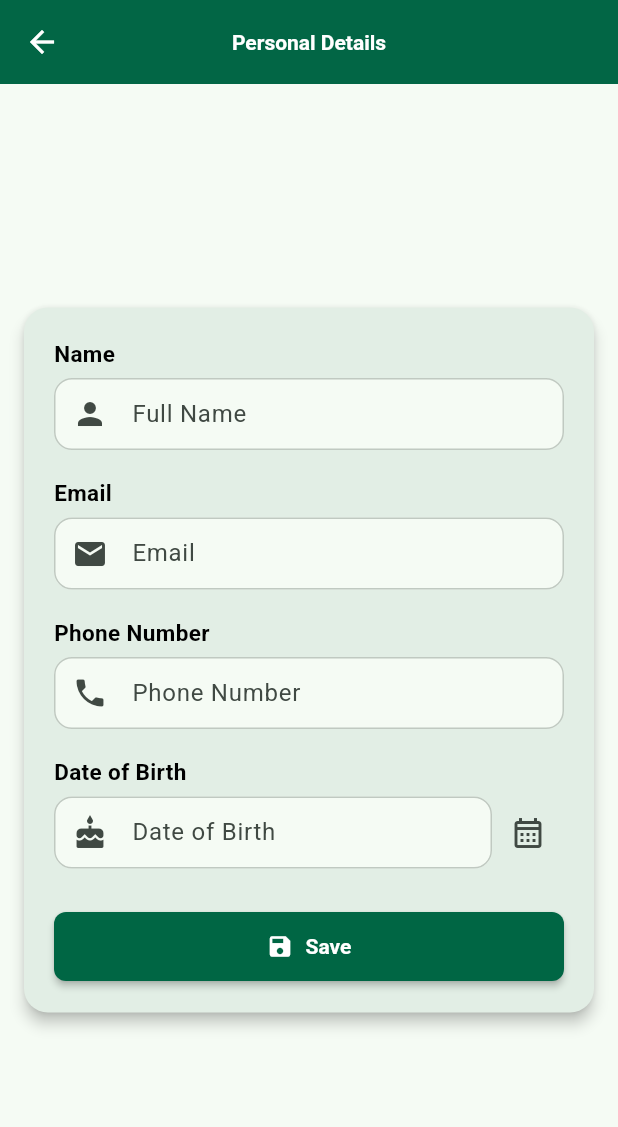
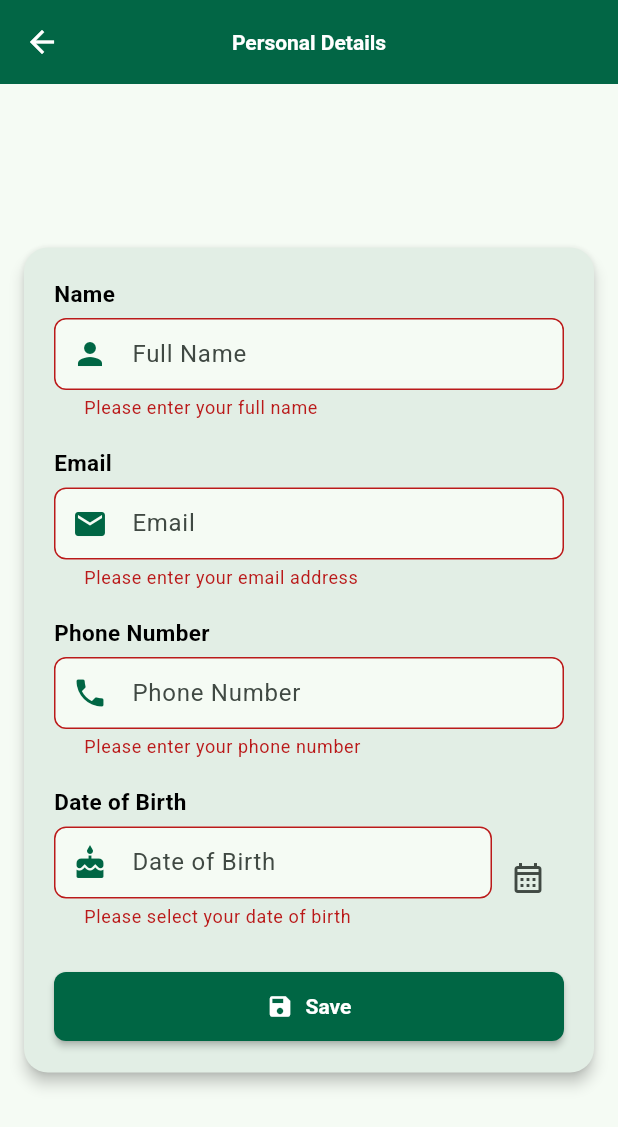
Before and after one commit to nethmipalliyaguruge/StuddyBuddy-Mobile-Application, a Flutter app: the PersonalDetailsScreen screen opened directly, after a tap on "Save", on a phone screen of 412 x 824 dp. Shown: the top 1127 px of the screen. Run offline on Flutter 3.47's test engine with Material 3 defaults, Android fonts, the phone set to English and light mode, and no system bars.

Commit message:
Added form validation to  PersonalDetailsScreen

```diff
--- a/lib/screens/HomeScreen.dart
+++ b/lib/screens/HomeScreen.dart
@@ -362,12 +362,6 @@ class HomePage extends StatelessWidget {
     required double rating,
   }) {
     return GestureDetector(
-      onTap: () {
-        Navigator.push(
-          context,
-          MaterialPageRoute(builder: (context) => const NoteDetailPage()),
-        );
-      },
       child: Container(
         width: 160,
         margin: const EdgeInsets.only(right: 12),
@@ -469,7 +463,10 @@ class HomePage extends StatelessWidget {
             ),
             TextButton(
               onPressed: () {
-                // Navigate to explore tab
+                Navigator.push(
+                  context,
+                  MaterialPageRoute(builder: (context) => const ExplorePage()),
+                );
               },
               child: const Text('View All'),
             ),
--- a/lib/screens/PersonalDetailsScreen.dart
+++ b/lib/screens/PersonalDetailsScreen.dart
@@ -10,11 +10,18 @@ class PersonalDetailsScreen extends StatefulWidget {
 }
 
 class _PersonalDetailsScreenState extends State<PersonalDetailsScreen> {
-  final TextEditingController _dobController = TextEditingController();
+  final _formKey = GlobalKey<FormState>();
+  final TextEditingController nameController = TextEditingController();
+  final TextEditingController emailController = TextEditingController();
+  final TextEditingController phoneController = TextEditingController();
+  final TextEditingController dobController = TextEditingController();
 
   @override
   void dispose() {
-    _dobController.dispose();
+    nameController.dispose();
+    emailController.dispose();
+    phoneController.dispose();
+    dobController.dispose();
     super.dispose();
   }
 
@@ -36,6 +43,8 @@ class _PersonalDetailsScreenState extends State<PersonalDetailsScreen> {
             margin: const EdgeInsets.symmetric(horizontal: 16, vertical: 24),
             child: Padding(
               padding: const EdgeInsets.all(20.0),
+              child: Form(
+                key: _formKey,
                 child: Column(
                   crossAxisAlignment: CrossAxisAlignment.start,
                   children: [
@@ -43,15 +52,26 @@ class _PersonalDetailsScreenState extends State<PersonalDetailsScreen> {
                     buildTextField(
                       labelText: 'Full Name',
                       prefixIcon: Icons.person,
+                      controller: nameController,
+                      validator: validateName,
                     ),
                     const SizedBox(height: 18),
                     buildLabel('Email'),
-                  buildTextField(labelText: 'Email', prefixIcon: Icons.email),
+                    buildTextField(
+                      labelText: 'Email',
+                      prefixIcon: Icons.email,
+                      controller: emailController,
+                      validator: validateEmail,
+                      keyboardType: TextInputType.emailAddress,
+                    ),
                     const SizedBox(height: 18),
                     buildLabel('Phone Number'),
                     buildTextField(
                       labelText: 'Phone Number',
                       prefixIcon: Icons.phone,
+                      controller: phoneController,
+                      validator: validatePhone,
+                      keyboardType: TextInputType.phone,
                     ),
                     const SizedBox(height: 18),
                     buildLabel('Date of Birth'),
@@ -61,9 +81,15 @@ class _PersonalDetailsScreenState extends State<PersonalDetailsScreen> {
                           child: buildTextField(
                             labelText: 'Date of Birth',
                             prefixIcon: Icons.cake,
-                          controller: _dobController,
+                            controller: dobController,
                             readOnly: true,
                             hintText: 'dd/mm/yyyy',
+                            validator: (value) {
+                              if (value == null || value.trim().isEmpty) {
+                                return 'Please select your date of birth';
+                              }
+                              return null;
+                            },
                           ),
                         ),
                         IconButton(
@@ -77,7 +103,7 @@ class _PersonalDetailsScreenState extends State<PersonalDetailsScreen> {
                             );
                             if (pickedDate != null) {
                               setState(() {
-                              _dobController.text =
+                                dobController.text =
                                     "${pickedDate.day.toString().padLeft(2, '0')}/${pickedDate.month.toString().padLeft(2, '0')}/${pickedDate.year}";
                               });
                             }
@@ -99,9 +125,7 @@ class _PersonalDetailsScreenState extends State<PersonalDetailsScreen> {
                             borderRadius: BorderRadius.circular(8),
                           ),
                         ),
-                      onPressed: () {
-                        // Save logic here
-                      },
+                        onPressed: savePersonalDetails,
                       ),
                     ),
                   ],
@@ -110,7 +134,65 @@ class _PersonalDetailsScreenState extends State<PersonalDetailsScreen> {
             ),
           ),
         ),
+      ),
     );
+  }
+
+  // Validation Methods
+  String? validateName(String? value) {
+    if (value == null || value.trim().isEmpty) {
+      return 'Please enter your full name';
+    }
+    if (value.trim().length < 2) {
+      return 'Name must be at least 2 characters';
+    }
+    if (!RegExp(r'^[a-zA-Z\s]+$').hasMatch(value.trim())) {
+      return 'Name can only contain letters and spaces';
+    }
+    return null;
+  }
+
+  String? validateEmail(String? value) {
+    if (value == null || value.trim().isEmpty) {
+      return 'Please enter your email address';
+    }
+    final emailRegex = RegExp(r'^[^\s@]+@[^\s@]+\.[^\s@]+$');
+    if (!emailRegex.hasMatch(value.trim())) {
+      return 'Please enter a valid email address';
+    }
+    return null;
+  }
+
+  String? validatePhone(String? value) {
+    if (value == null || value.trim().isEmpty) {
+      return 'Please enter your phone number';
+    }
+    final phoneRegex = RegExp(r'^\+?[\d\s\-\(\)]{10,}$');
+    if (!phoneRegex.hasMatch(value.trim())) {
+      return 'Please enter a valid phone number';
+    }
+    return null;
+  }
+
+  void savePersonalDetails() {
+    if (_formKey.currentState!.validate()) {
+      // Simulate saving data
+      ScaffoldMessenger.of(context).showSnackBar(
+        const SnackBar(
+          content: Text(
+            'Personal details saved successfully!',
+            style: TextStyle(color: Colors.white),
+          ),
+          backgroundColor: kBrandGreen,
+          duration: Duration(seconds: 3),
+        ),
+      );
+
+      // Optional: Navigate back after successful save
+      Future.delayed(const Duration(seconds: 2), () {
+        Navigator.pop(context);
+      });
+    }
   }
 }
 
@@ -130,15 +212,23 @@ class _PersonalDetailsScreenState extends State<PersonalDetailsScreen> {
   TextEditingController? controller,
   bool readOnly = false,
   String? hintText,
+  String? Function(String?)? validator,
+  TextInputType? keyboardType,
 }) {
-    return TextField(
+  return TextFormField(
     controller: controller,
     readOnly: readOnly,
+    keyboardType: keyboardType,
+    validator: validator,
     decoration: InputDecoration(
       labelText: labelText,
       hintText: hintText,
       border: OutlineInputBorder(borderRadius: BorderRadius.circular(8.0)),
-        prefixIcon: Icon(prefixIcon),
+      focusedBorder: OutlineInputBorder(
+        borderRadius: BorderRadius.circular(8.0),
+        borderSide: const BorderSide(color: kBrandGreen, width: 2),
+      ),
+      prefixIcon: Icon(prefixIcon, color: kBrandGreen),
     ),
   );
 }
```
Lines whose indentation alone changed are shown as unchanged.
